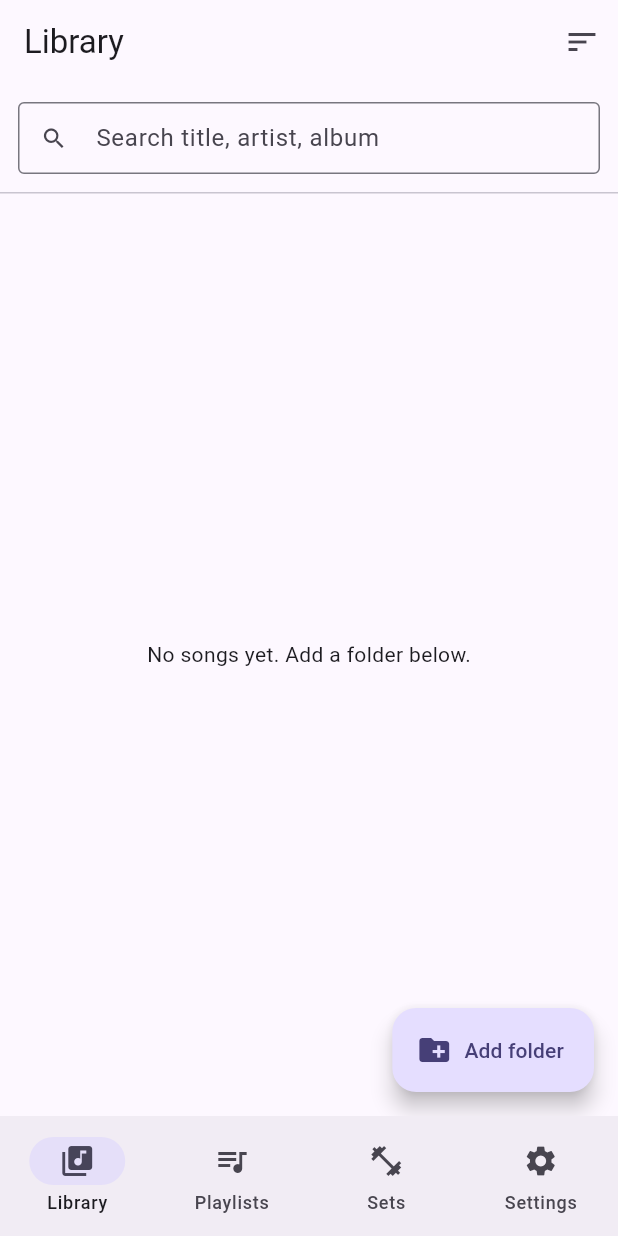
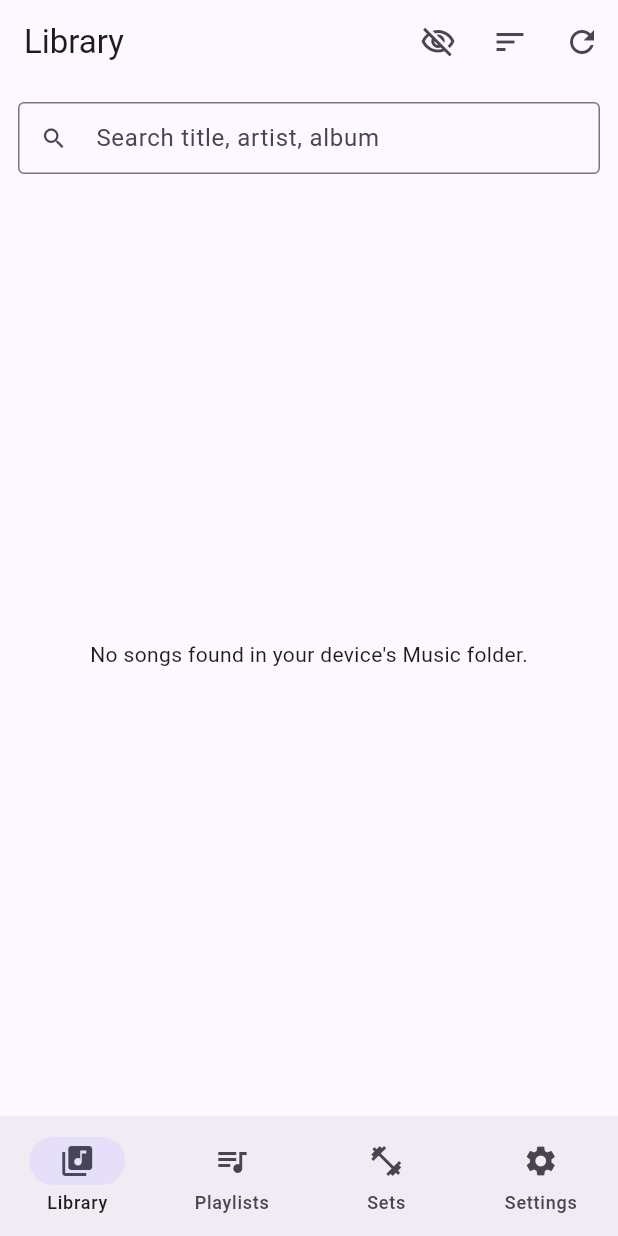
Before and after one commit to redevined/intrval-music-player, a Flutter app: the screen it shows after launch, on a phone screen of 412 x 824 dp. Run offline on Flutter 3.47's test engine with Material 3 defaults, Android fonts, the phone set to English and light mode, and no system bars; our stand-ins replace audio_service, drift, flutter_riverpod, just_audio, permission_handler; missing offline and left inert: audiotags, just_waveform, saf; accounts and stored records are empty; generated files the repository leaves out were written again.

Commit message:
Library: auto-scan default Music folder, hide songs, three-dot menu
- Added Songs.isHidden column (schemaVersion 2, with migration).
- New MusicLibraryScanner service auto-imports audio files from the
  device's default /Music folder (requesting READ_MEDIA_AUDIO/
  READ_EXTERNAL_STORAGE at runtime) and immediately runs BPM detection on
  each newly-imported song, persisting the result. Runs once when the
  Library screen first loads, plus a manual rescan button in the app bar.
- Removed the 'Add folder' FAB and bookmarked-folder chip row from Library
  (folder bookmarking is now only used from Playlists' 'Add OS folder').
- Song rows get a three-dot menu (Edit / Hide-Unhide) replacing the old
  tap-to-edit BPM badge; Edit opens the shared song_edit_dialog. Added a
  'show hidden' toggle in the app bar.
- SongRepository: includeHidden filter on watchAll, setHidden(), allUris().
- Removed the now-unused widgets/bpm_edit_dialog.dart.
- Widget test stubs out MusicLibraryScanner (hits platform channels/
  filesystem, unavailable in the test harness).

```diff
--- a/lib/data/database/tables.dart
+++ b/lib/data/database/tables.dart
@@ -25,6 +25,11 @@ class Songs extends Table {
   /// folder rather than being added directly to a playlist.
   TextColumn get sourceFolderId =>
       text().nullable().references(BookmarkedFolders, #id)();
+
+  /// Hidden songs are excluded from the Library list by default (but still
+  /// exist for playlists/sets that already reference them). Toggled from
+  /// the Library's per-song menu; a "show hidden" filter reveals them again.
+  BoolColumn get isHidden => boolean().withDefault(const Constant(false))();
 
   @override
   Set<Column> get primaryKey => {id};
--- a/lib/data/providers.dart
+++ b/lib/data/providers.dart
@@ -3,6 +3,7 @@ import 'package:flutter_riverpod/flutter_riverpod.dart';
 import '../services/audio_player_service.dart';
 import '../services/bpm_detection_service.dart';
 import '../services/file_import_service.dart';
+import '../services/music_library_scanner.dart';
 import 'database/database.dart';
 import 'repositories/folder_repository.dart';
 import 'repositories/playlist_repository.dart';
@@ -47,3 +48,11 @@ final folderRepositoryProvider = Provider<FolderRepository>((ref) {
 final practiceSetRepositoryProvider = Provider<PracticeSetRepository>((ref) {
   return PracticeSetRepository(ref.watch(databaseProvider));
 });
+
+final musicLibraryScannerProvider = Provider<MusicLibraryScanner>((ref) {
+  return MusicLibraryScanner(
+    ref.watch(songRepositoryProvider),
+    ref.watch(fileImportServiceProvider),
+    ref.watch(bpmDetectionServiceProvider),
+  );
+});
--- a/lib/features/library/library_screen.dart
+++ b/lib/features/library/library_screen.dart
@@ -4,19 +4,22 @@ import 'package:flutter_riverpod/flutter_riverpod.dart';
 import '../../data/database/database.dart';
 import '../../data/providers.dart';
 import '../../data/repositories/song_repository.dart';
-import '../../widgets/bpm_edit_dialog.dart';
+import '../../widgets/song_edit_dialog.dart';
 import '../../widgets/song_tile.dart';
 import '../player/standard_player_screen.dart';
 
 final librarySearchProvider = StateProvider<String>((ref) => '');
 final librarySortProvider = StateProvider<SongSortField>((ref) => SongSortField.title);
+final libraryShowHiddenProvider = StateProvider<bool>((ref) => false);
 
 final librarySongsProvider = StreamProvider.autoDispose<List<Song>>((ref) {
   final query = ref.watch(librarySearchProvider);
   final sortField = ref.watch(librarySortProvider);
+  final showHidden = ref.watch(libraryShowHiddenProvider);
   return ref.watch(songRepositoryProvider).watchAll(
         query: query,
         sortField: sortField,
+        includeHidden: showHidden,
       );
 });
 
@@ -25,18 +28,48 @@ final bookmarkedFoldersProvider =
   return ref.watch(folderRepositoryProvider).watchAll();
 });
 
-class LibraryScreen extends ConsumerWidget {
+enum _SongAction { edit, hide, unhide }
+
+class LibraryScreen extends ConsumerStatefulWidget {
   const LibraryScreen({super.key});
 
   @override
-  Widget build(BuildContext context, WidgetRef ref) {
+  ConsumerState<LibraryScreen> createState() => _LibraryScreenState();
+}
+
+class _LibraryScreenState extends ConsumerState<LibraryScreen> {
+  bool _scanning = false;
+
+  @override
+  void initState() {
+    super.initState();
+    WidgetsBinding.instance.addPostFrameCallback((_) => _scanDefaultLibrary());
+  }
+
+  Future<void> _scanDefaultLibrary() async {
+    setState(() => _scanning = true);
+    try {
+      await ref.read(musicLibraryScannerProvider).scan();
+    } finally {
+      if (mounted) setState(() => _scanning = false);
+    }
+  }
+
+  @override
+  Widget build(BuildContext context) {
     final songsAsync = ref.watch(librarySongsProvider);
-    final foldersAsync = ref.watch(bookmarkedFoldersProvider);
+    final showHidden = ref.watch(libraryShowHiddenProvider);
 
     return Scaffold(
       appBar: AppBar(
         title: const Text('Library'),
         actions: [
+          IconButton(
+            tooltip: showHidden ? 'Hide hidden songs' : 'Show hidden songs',
+            icon: Icon(showHidden ? Icons.visibility : Icons.visibility_off_outlined),
+            onPressed: () => ref.read(libraryShowHiddenProvider.notifier).state =
+                !showHidden,
+          ),
           PopupMenuButton<SongSortField>(
             icon: const Icon(Icons.sort),
             initialValue: ref.watch(librarySortProvider),
@@ -44,6 +77,17 @@ class LibraryScreen extends ConsumerWidget {
             itemBuilder: (context) => SongSortField.values
                 .map((f) => PopupMenuItem(value: f, child: Text(_sortLabel(f))))
                 .toList(),
+          ),
+          IconButton(
+            tooltip: 'Rescan Music folder',
+            icon: _scanning
+                ? const SizedBox(
+                    width: 20,
+                    height: 20,
+                    child: CircularProgressIndicator(strokeWidth: 2),
+                  )
+                : const Icon(Icons.refresh),
+            onPressed: _scanning ? null : _scanDefaultLibrary,
           ),
         ],
       ),
@@ -61,51 +105,19 @@ class LibraryScreen extends ConsumerWidget {
               onChanged: (v) => ref.read(librarySearchProvider.notifier).state = v,
             ),
           ),
-          foldersAsync.when(
-            data: (folders) => folders.isEmpty
-                ? const SizedBox.shrink()
-                : SizedBox(
-                    height: 40,
-                    child: ListView(
-                      scrollDirection: Axis.horizontal,
-                      padding: const EdgeInsets.symmetric(horizontal: 12),
-                      children: folders
-                          .map((f) => Padding(
-                                padding: const EdgeInsets.only(right: 8),
-                                child: InputChip(
-                                  avatar: const Icon(Icons.folder, size: 18),
-                                  label: Text(f.displayName),
-                                  onPressed: () =>
-                                      ref.read(folderRepositoryProvider).syncFolder(f.id),
-                                  onDeleted: () =>
-                                      ref.read(folderRepositoryProvider).delete(f.id),
-                                ),
-                              ))
-                          .toList(),
-                    ),
-                  ),
-            loading: () => const SizedBox.shrink(),
-            error: (_, _) => const SizedBox.shrink(),
-          ),
-          const Divider(height: 1),
           Expanded(
             child: songsAsync.when(
               data: (songs) => songs.isEmpty
-                  ? const Center(child: Text('No songs yet. Add a folder below.'))
+                  ? Center(
+                      child: Text(
+                        _scanning
+                            ? 'Scanning your Music folder...'
+                            : 'No songs found in your device\'s Music folder.',
+                      ),
+                    )
                   : ListView.builder(
                       itemCount: songs.length,
-                      itemBuilder: (context, i) => SongTile(
-                        song: songs[i],
-                        onEditBpm: (song) => showBpmEditDialog(context, ref, song),
-                        onTap: () => Navigator.of(context).push(
-                          MaterialPageRoute(
-                            builder: (_) => StandardPlayerScreen(
-                              songs: songs,
-                              initialIndex: i,
-                            ),
-                          ),
-                        ),
-                      ),
+                      itemBuilder: (context, i) => _buildTile(context, songs, i),
                     ),
               loading: () => const Center(child: CircularProgressIndicator()),
               error: (e, _) => Center(child: Text('Error: $e')),
@@ -113,15 +125,47 @@ class LibraryScreen extends ConsumerWidget {
           ),
         ],
       ),
-      floatingActionButton: FloatingActionButton.extended(
-        onPressed: () async {
-          final id = await ref.read(folderRepositoryProvider).pickAndBookmarkFolder();
-          if (id == null) return;
-          ref.invalidate(bookmarkedFoldersProvider);
-          ref.invalidate(librarySongsProvider);
-        },
-        icon: const Icon(Icons.create_new_folder),
-        label: const Text('Add folder'),
+    );
+  }
+
+  Widget _buildTile(BuildContext context, List<Song> songs, int i) {
+    final song = songs[i];
+    final bpm = song.bpmManual ?? song.bpmDetected;
+    return SongTile(
+      song: song,
+      trailing: Row(
+        mainAxisSize: MainAxisSize.min,
+        children: [
+          Text(
+            bpm != null ? '${bpm.round()} BPM' : '-- BPM',
+            style: Theme.of(context).textTheme.labelMedium,
+          ),
+          PopupMenuButton<_SongAction>(
+            icon: const Icon(Icons.more_vert),
+            onSelected: (action) async {
+              switch (action) {
+                case _SongAction.edit:
+                  await showSongEditDialog(context, ref, song);
+                case _SongAction.hide:
+                  await ref.read(songRepositoryProvider).setHidden(song.id, true);
+                case _SongAction.unhide:
+                  await ref.read(songRepositoryProvider).setHidden(song.id, false);
+              }
+            },
+            itemBuilder: (context) => [
+              const PopupMenuItem(value: _SongAction.edit, child: Text('Edit')),
+              if (song.isHidden)
+                const PopupMenuItem(value: _SongAction.unhide, child: Text('Unhide'))
+              else
+                const PopupMenuItem(value: _SongAction.hide, child: Text('Hide')),
+            ],
+          ),
+        ],
+      ),
+      onTap: () => Navigator.of(context).push(
+        MaterialPageRoute(
+          builder: (_) => StandardPlayerScreen(songs: songs, initialIndex: i),
+        ),
       ),
     );
   }
```
Also changed, not shown: lib/data/database/database.dart (+11 -1 lines), lib/data/repositories/song_repository.dart (+16 -0 lines), lib/services/music_library_scanner.dart (added, +68 -0 lines), lib/widgets/bpm_edit_dialog.dart (deleted, +0 -95 lines), lib/widgets/song_tile.dart (+1 -6 lines), lib/data/database/database.g.dart, 1 other file.
